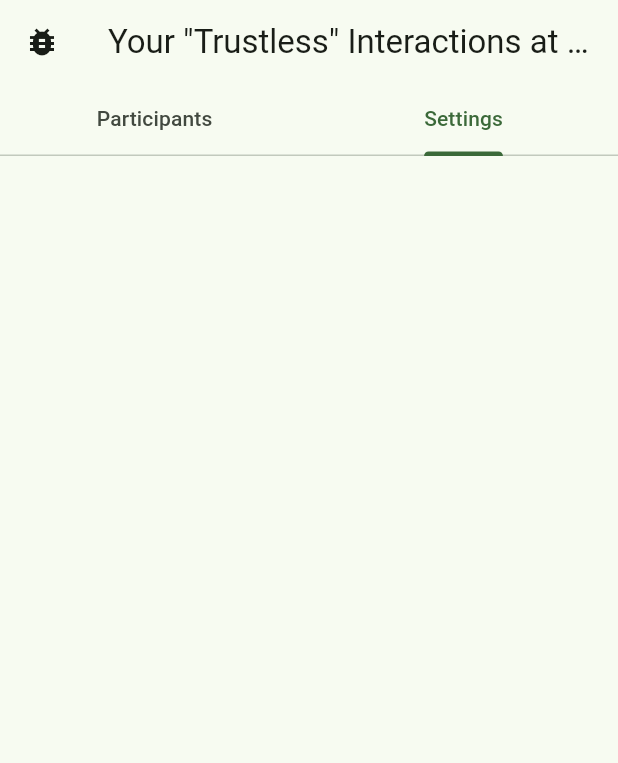
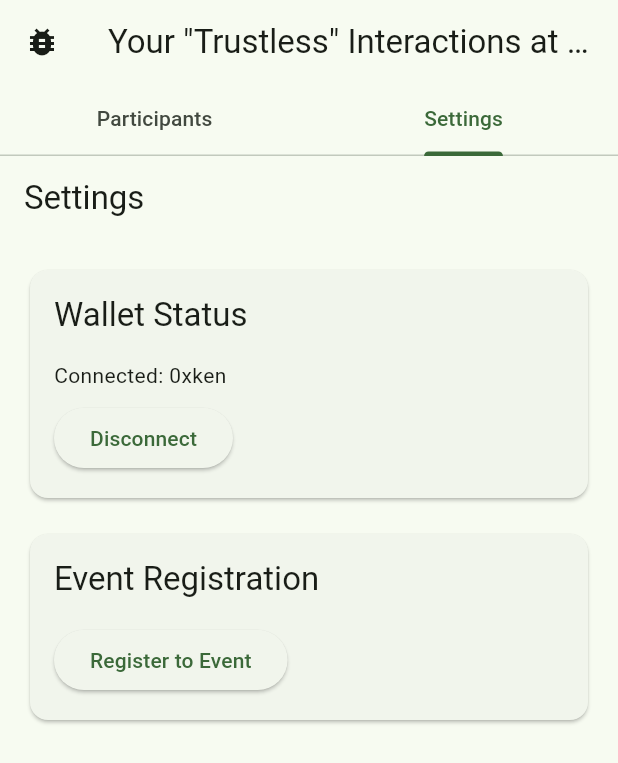
Before and after one commit to thegreeting/LotusBeacon-client, a Flutter app: the screen it shows after launch, tab 2 chosen, on a phone screen of 412 x 824 dp. Shown: the top 763 px of the screen. Run offline on Flutter 3.47's test engine with Material 3 defaults, Android fonts, the phone set to English and light mode, and no system bars; our stand-ins replace flutter_riverpod; missing offline and left inert: beacon_broadcast, bluetooth_low_energy, simple_logger; statements that could not run were skipped.

Commit message:
🔧 Add Settings page and integrate it into the Home page

```diff
--- a/lib/presentation/page/home_page.dart
+++ b/lib/presentation/page/home_page.dart
@@ -1,6 +1,7 @@
 import 'package:flutter/material.dart';
 import 'package:flutter_riverpod/flutter_riverpod.dart';
 import 'package:lotusbeacon/presentation/organism/peeping_physical_handshake.dart';
+import 'package:lotusbeacon/presentation/page/setting_page.dart';
 
 import '../../usecase/bluetooth_provider.dart';
 
@@ -55,10 +56,10 @@ class _HomePageState extends ConsumerState<HomePage> with SingleTickerProviderSt
       ),
       body: TabBarView(
         controller: _tabController,
-        children: [
-          const PeepingPhysicalHandshake(),
+        children: const [
+          PeepingPhysicalHandshake(),
           //const ParticipantsListView(), // Replace with actual greetings data
-          Container(), // Placeholder for Settings content
+          SettingPage(), // Placeholder for Settings content
         ],
       ),
     );
--- /dev/null
+++ b/lib/presentation/page/setting_page.dart
@@ -0,0 +1,104 @@
+import 'package:flutter/material.dart';
+import 'package:flutter_riverpod/flutter_riverpod.dart';
+import 'package:lotusbeacon/usecase/auth_provider.dart';
+import 'package:lotusbeacon/usecase/event_provider.dart';
+import 'package:lotusbeacon/usecase/participants_provider.dart';
+
+class SettingPage extends ConsumerWidget {
+  const SettingPage({super.key});
+
+  @override
+  Widget build(BuildContext context, WidgetRef ref) {
+    final event = ref.watch(selectedEventProvider);
+    final authStateAsync = ref.watch(authStateProvider);
+    final hasSoftParticipatedOnEvent = ref.watch(hasSoftParticipatedOnEventProvider(event.id));
+
+    return Scaffold(
+      appBar: AppBar(
+        title: const Text('Settings'),
+      ),
+      body: Padding(
+        padding: const EdgeInsets.all(16.0),
+        child: Column(
+          crossAxisAlignment: CrossAxisAlignment.stretch,
+          children: [
+            // Wallet Connect Status
+            Card(
+              child: Padding(
+                padding: const EdgeInsets.all(16.0),
+                child: Column(
+                  crossAxisAlignment: CrossAxisAlignment.start,
+                  children: [
+                    Text(
+                      'Wallet Status',
+                      style: Theme.of(context).textTheme.titleLarge,
+                    ),
+                    const SizedBox(height: 16),
+                    authStateAsync.when(
+                      data: (authState) => authState.userId != null
+                          ? Column(
+                              crossAxisAlignment: CrossAxisAlignment.start,
+                              children: [
+                                Text('Connected: ${authState.userId}'),
+                                const SizedBox(height: 8),
+                                ElevatedButton(
+                                  onPressed: () => ref.read(authProvider.notifier).signOut(),
+                                  child: const Text('Disconnect'),
+                                ),
+                              ],
+                            )
+                          : ElevatedButton(
+                              onPressed: () => ref.read(authProvider.notifier).signInIfNeeded(),
+                              child: const Text('Connect Wallet'),
+                            ),
+                      loading: () => const CircularProgressIndicator.adaptive(),
+                      error: (error, _) => Text('Error: $error'),
+                    ),
+                  ],
+                ),
+              ),
+            ),
+            const SizedBox(height: 16),
+            // Event Registration (only shown when wallet is connected)
+            authStateAsync.when(
+              data: (authState) {
+                final userId = authState.userId;
+                if (userId == null) {
+                  return const SizedBox.shrink();
+                }
+                return Card(
+                  child: Padding(
+                    padding: const EdgeInsets.all(16.0),
+                    child: Column(
+                      crossAxisAlignment: CrossAxisAlignment.start,
+                      children: [
+                        Text(
+                          'Event Registration',
+                          style: Theme.of(context).textTheme.titleLarge,
+                        ),
+                        const SizedBox(height: 16),
+                        ElevatedButton(
+                          onPressed: hasSoftParticipatedOnEvent
+                              ? null
+                              : () async {
+                                  participateUserOnEventOrHardRegisterIfNeeded(
+                                    eventId: event.id,
+                                    userId: userId,
+                                  );
+                                },
+                          child: Text(hasSoftParticipatedOnEvent ? 'Registered' : 'Register to Event'),
+                        ),
+                      ],
+                    ),
+                  ),
+                );
+              },
+              loading: () => const SizedBox.shrink(),
+              error: (error, _) => Text('Error: $error'),
+            ),
+          ],
+        ),
+      ),
+    );
+  }
+}
```
